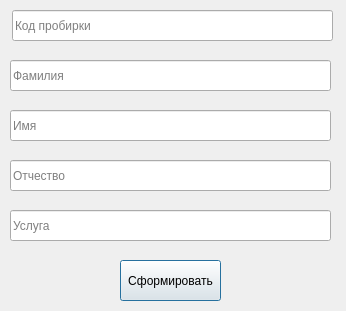
Old version of the form forms/form_formation_order.ui in the repository 3xploit1/pp05.
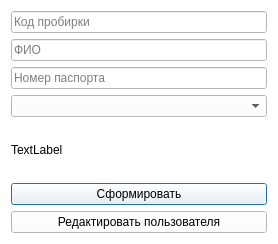
New version of the form. Icons and pictures are not drawn.

What changed in the file:
```diff
--- a/forms/form_formation_order.ui
+++ b/forms/form_formation_order.ui
@@ -6,91 +6,85 @@
    <rect>
     <x>0</x>
     <y>0</y>
-    <width>346</width>
-    <height>311</height>
+    <width>278</width>
+    <height>244</height>
    </rect>
   </property>
   <property name="windowTitle">
    <string>Формирование заказа</string>
   </property>
-  <widget class="QPushButton" name="btn_req">
-   <property name="geometry">
-    <rect>
-     <x>120</x>
-     <y>260</y>
-     <width>101</width>
-     <height>41</height>
-    </rect>
-   </property>
-   <property name="text">
-    <string>Сформировать</string>
-   </property>
-  </widget>
+  <property name="windowIcon">
+   <iconset>
+    <normaloff>../../Resources/logo.ico</normaloff>../../Resources/logo.ico</iconset>
+  </property>
+  <property name="styleSheet">
+   <string notr="true">background-color: rgb(255, 255, 255);</string>
+  </property>
+  <layout class="QVBoxLayout" name="verticalLayout_3">
+   <item>
+    <layout class="QVBoxLayout" name="verticalLayout_2">
+     <item>
   <widget class="QLineEdit" name="le_code">
-   <property name="geometry">
-    <rect>
-     <x>12</x>
-     <y>10</y>
-     <width>321</width>
-     <height>31</height>
-    </rect>
-   </property>
    <property name="placeholderText">
     <string>Код пробирки</string>
    </property>
   </widget>
-  <widget class="QLineEdit" name="le_surname">
-   <property name="geometry">
-    <rect>
-     <x>10</x>
-     <y>60</y>
-     <width>321</width>
-     <height>31</height>
-    </rect>
-   </property>
+     </item>
+     <item>
+      <widget class="QLineEdit" name="le_fio">
    <property name="placeholderText">
-    <string>Фамилия</string>
-   </property>
-  </widget>
-  <widget class="QLineEdit" name="le_name">
-   <property name="geometry">
-    <rect>
-     <x>10</x>
-     <y>110</y>
-     <width>321</width>
-     <height>31</height>
-    </rect>
-   </property>
+        <string>ФИО</string>
+       </property>
+      </widget>
+     </item>
+     <item>
+      <widget class="QLineEdit" name="li_pas_num">
    <property name="placeholderText">
-    <string>Имя</string>
-   </property>
-  </widget>
-  <widget class="QLineEdit" name="le_middle_name">
-   <property name="geometry">
-    <rect>
-     <x>10</x>
-     <y>160</y>
-     <width>321</width>
-     <height>31</height>
-    </rect>
-   </property>
-   <property name="placeholderText">
-    <string>Отчество</string>
-   </property>
-  </widget>
-  <widget class="QLineEdit" name="le_service">
-   <property name="geometry">
-    <rect>
-     <x>10</x>
-     <y>210</y>
-     <width>321</width>
-     <height>31</height>
-    </rect>
-   </property>
+        <string>Номер паспорта</string>
+       </property>
+      </widget>
+     </item>
+     <item>
+      <widget class="QComboBox" name="cbox_serv">
    <property name="placeholderText">
     <string>Услуга</string>
    </property>
   </widget>
+     </item>
+     <item>
+      <widget class="QLabel" name="label_logo">
+       <property name="text">
+        <string>TextLabel</string>
+       </property>
+      </widget>
+     </item>
+     <item>
+      <widget class="QPushButton" name="btn_req">
+       <property name="styleSheet">
+        <string notr="true">QPushButton:hover {
+background-color: rgb(73,140,81);
+}</string>
+       </property>
+       <property name="text">
+        <string>Сформировать</string>
+       </property>
+      </widget>
+     </item>
+     <item>
+      <widget class="QPushButton" name="btn_update_user">
+       <property name="styleSheet">
+        <string notr="true">QPushButton:hover {
+background-color: rgb(73,140,81);
+}</string>
+       </property>
+       <property name="text">
+        <string>Редактировать пользователя</string>
+       </property>
+      </widget>
+     </item>
+    </layout>
+   </item>
+  </layout>
  </widget>
  <resources/>
  <connections/>
```
Lines whose indentation alone changed are shown as unchanged.
